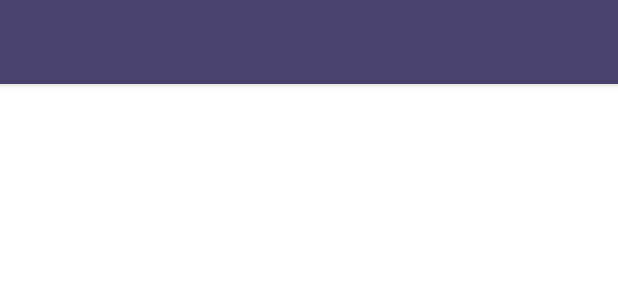
After one commit to m4xxx1m/FormZilla, an Android app: the layout activity_main_staff.xml on its own in the app's theme, with its tools: preview values and no code run, on a phone screen of 412 x 824 dp. The commit adds this screen. Shown: the top 300 px of the screen. Run offline under Robolectric (Android 15) with nearby library versions, the phone set to English and light mode, and no system bars.

Commit message:
some small changes

```diff
--- a/app/src/main/AndroidManifest.xml
+++ b/app/src/main/AndroidManifest.xml
@@ -9,7 +9,8 @@
         android:roundIcon="@mipmap/ic_launcher_round"
         android:supportsRtl="true"
         android:theme="@style/Theme.FormZilla">
-        <activity android:name=".LoginActivity"/>
+        <activity android:name=".activities.LoginActivity"/>
+        <activity android:name=".activities.MainActivityStaff"/>
         <activity android:name=".activities.SplashActivity">
             <intent-filter>
                 <action android:name="android.intent.action.MAIN" />
--- a/app/src/main/java/ru/raptors/team/formzilla/activities/SplashActivity.java
+++ b/app/src/main/java/ru/raptors/team/formzilla/activities/SplashActivity.java
@@ -5,7 +5,6 @@ import android.os.Bundle;
 
 import androidx.appcompat.app.AppCompatActivity;
 
-import ru.raptors.team.formzilla.LoginActivity;
 import ru.raptors.team.formzilla.R;
 
 public class SplashActivity extends AppCompatActivity {
@@ -13,7 +12,7 @@ public class SplashActivity extends AppCompatActivity {
     @Override
     protected void onCreate(Bundle bundle) {
         super.onCreate(bundle);
-        setContentView(R.layout.splash_activity);
+        setContentView(R.layout.activity_splash);
         Intent intent = new Intent(SplashActivity.this, LoginActivity.class);
         startActivity(intent);
         finish();
--- a/app/src/main/res/layout/activity_main.xml
+++ b/app/src/main/res/layout/activity_login.xml
@@ -4,7 +4,7 @@
     xmlns:tools="http://schemas.android.com/tools"
     android:layout_width="match_parent"
     android:layout_height="match_parent"
-    tools:context=".LoginActivity">
+    tools:context=".activities.LoginActivity">
 
     <FrameLayout
         android:layout_width="match_parent"
@@ -80,6 +80,7 @@
 
 
             <com.google.android.material.button.MaterialButton
+                android:id="@+id/continue_button"
                 android:layout_width="match_parent"
                 android:layout_height="60dp"
                 android:text="Продолжить"
--- /dev/null
+++ b/app/src/main/res/layout/activity_main_staff.xml
@@ -0,0 +1,27 @@
+<?xml version="1.0" encoding="utf-8"?>
+<androidx.coordinatorlayout.widget.CoordinatorLayout
+    xmlns:android="http://schemas.android.com/apk/res/android"
+    xmlns:app="http://schemas.android.com/apk/res-auto"
+    android:layout_width="match_parent"
+    android:layout_height="match_parent">
+
+    <com.google.android.material.appbar.AppBarLayout
+        android:id="@+id/appbar"
+        android:layout_height="wrap_content"
+        android:layout_width="match_parent">
+
+        <androidx.appcompat.widget.Toolbar
+            android:id="@+id/toolbar"
+            android:layout_height="?attr/actionBarSize"
+            android:layout_width="match_parent"/>
+
+    </com.google.android.material.appbar.AppBarLayout>
+
+    <androidx.core.widget.NestedScrollView
+        android:layout_width="match_parent"
+        android:layout_height="match_parent"
+        app:layout_behavior="com.google.android.material.appbar.AppBarLayout$ScrollingViewBehavior">
+
+    </androidx.core.widget.NestedScrollView>
+
+</androidx.coordinatorlayout.widget.CoordinatorLayout>
```
Also changed, not shown: app/src/main/java/ru/raptors/team/formzilla/LoginActivity.java (deleted, +0 -14 lines), app/src/main/java/ru/raptors/team/formzilla/activities/LoginActivity.java (added, +26 -0 lines), app/src/main/java/ru/raptors/team/formzilla/activities/MainActivityStaff.java (added, +13 -0 lines), app/src/main/res/layout/activity_splash.xml (renamed from app/src/main/res/layout/splash_activity.xml).
